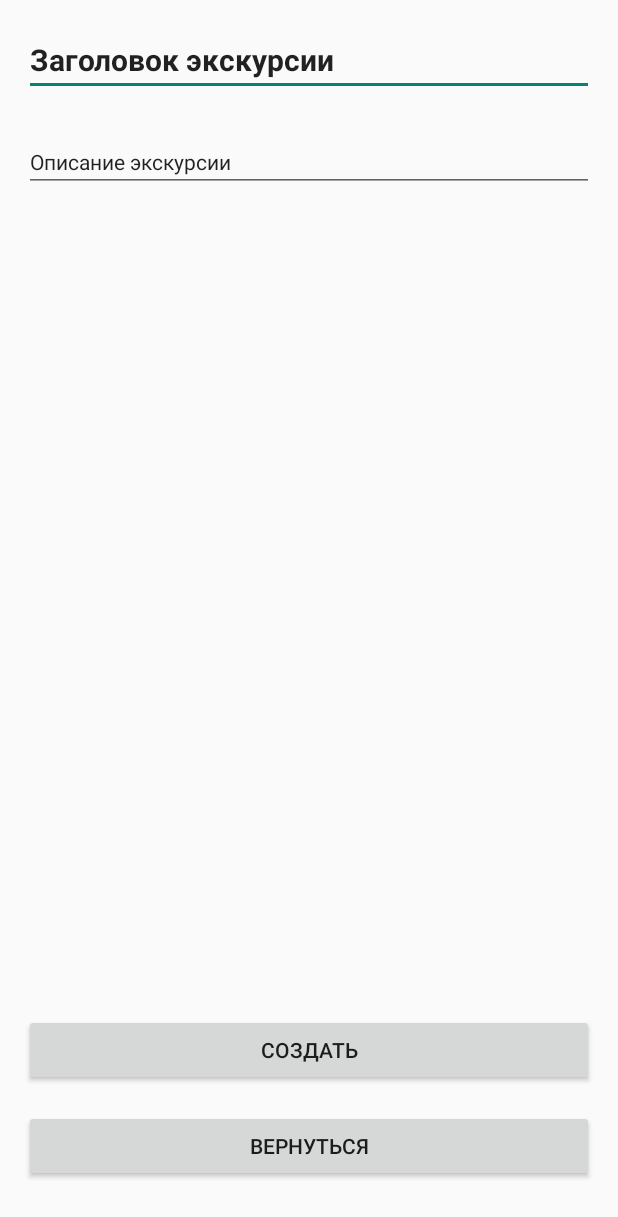
After one commit to Lminexx/frontend-excursions, an Android app: the layout activity_excursion_create.xml on its own in the app's theme, with its tools: preview values and no code run, on a phone screen of 412 x 824 dp. The commit adds this screen. Shown: the top 1217 px of the screen. Run offline under Robolectric (Android 15) with nearby library versions, the phone set to English and light mode, and no system bars.

Commit message:
это надо для создания экскурсий

```diff
--- /dev/null
+++ b/app/src/main/res/layout/activity_excursion_create.xml
@@ -0,0 +1,51 @@
+<?xml version="1.0" encoding="utf-8"?>
+<androidx.constraintlayout.widget.ConstraintLayout xmlns:android="http://schemas.android.com/apk/res/android"
+    xmlns:app="http://schemas.android.com/apk/res-auto"
+    android:layout_width="match_parent"
+    android:layout_height="match_parent"
+    android:padding="16dp">
+
+    <EditText
+        android:id="@+id/excursionTitle"
+        android:layout_width="0dp"
+        android:layout_height="wrap_content"
+        android:textSize="20sp"
+        android:textStyle="bold"
+        android:text="@string/excursion_title"
+        app:layout_constraintTop_toTopOf="parent"
+        app:layout_constraintStart_toStartOf="parent"
+        app:layout_constraintEnd_toEndOf="parent"
+        android:layout_marginBottom="8dp" />
+
+    <EditText
+        android:id="@+id/excursionDescription"
+        android:layout_width="0dp"
+        android:layout_height="wrap_content"
+        android:layout_marginTop="24dp"
+        android:text="@string/excursion_description"
+        android:textSize="14sp"
+        app:layout_constraintEnd_toEndOf="parent"
+        app:layout_constraintStart_toStartOf="parent"
+        app:layout_constraintTop_toBottomOf="@id/excursionTitle" />
+
+    <Button
+        android:id="@+id/buttonCreateExcursion"
+        android:layout_width="0dp"
+        android:layout_height="wrap_content"
+        android:layout_marginBottom="16dp"
+        android:text="@string/create"
+        app:layout_constraintBottom_toTopOf="@id/buttonComeback"
+        app:layout_constraintEnd_toEndOf="parent"
+        app:layout_constraintStart_toStartOf="parent" />
+
+    <Button
+        android:id="@+id/buttonComeback"
+        android:layout_width="0dp"
+        android:layout_height="wrap_content"
+        android:layout_marginBottom="20dp"
+        android:text="@string/come_back"
+        app:layout_constraintBottom_toBottomOf="parent"
+        app:layout_constraintEnd_toEndOf="parent"
+        app:layout_constraintStart_toStartOf="parent" />
+
+</androidx.constraintlayout.widget.ConstraintLayout>
--- a/app/src/main/res/values/strings.xml
+++ b/app/src/main/res/values/strings.xml
@@ -19,4 +19,5 @@
     <string name="excursion_author">Автор экскурсии</string>
     <string name="excursion_description">Описание экскурсии</string>
     <string name="come_back">Вернуться</string>
+    <string name="create">Создать</string>
 </resources>
```
Also changed, not shown: app/src/main/java/com/example/projectexcursions/ui/create_excursion/CreateExcursionActivity.kt (added, +48 -0 lines), app/src/main/java/com/example/projectexcursions/ui/create_excursion/CreateExcursionViewModel.kt (added, +44 -0 lines).
